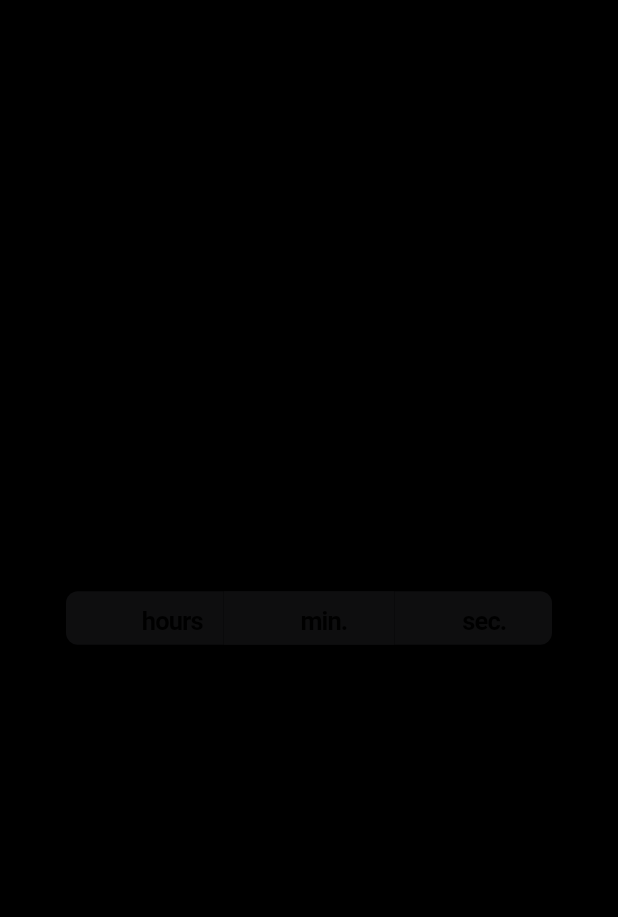
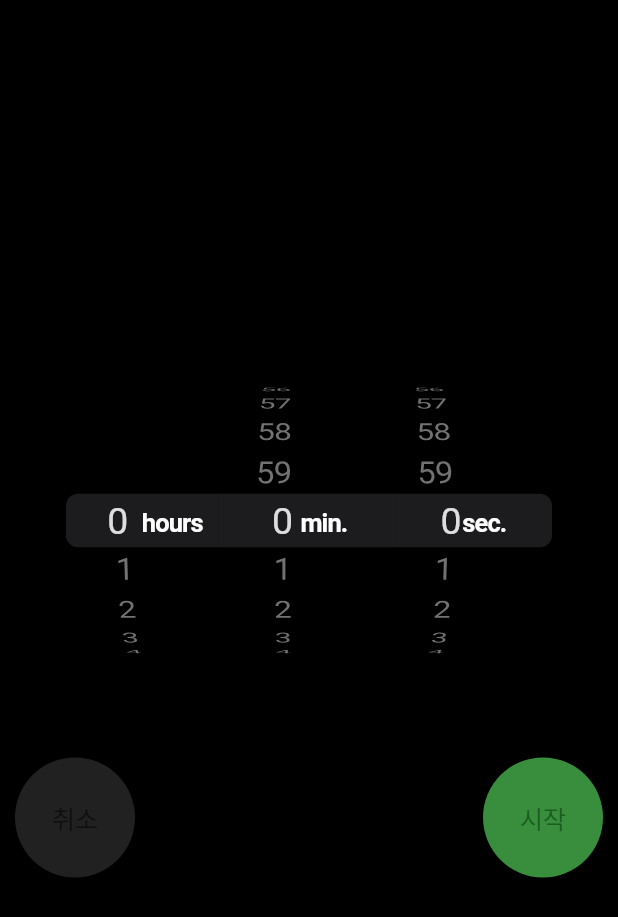
Before and after one commit to kimiszero/iPhone_app_clonecoding, a Flutter app: the screen it shows after launch, on a phone screen of 412 x 824 dp. Shown: the top 917 px of the screen. Run offline on Flutter 3.47's test engine with Material 2 defaults, Android fonts, the phone set to English and light mode, and no system bars.

Commit message:
add: button

```diff
--- a/timer_app/lib/veiw/timer_view.dart
+++ b/timer_app/lib/veiw/timer_view.dart
@@ -17,19 +17,49 @@ class _TimerViewState extends State<TimerView> {
   Widget build(BuildContext context) {
     return Scaffold(
       backgroundColor: Colors.black,
-      body: Column(
+      body: Padding(
+        padding: const EdgeInsets.all(10.0),
+        child: Column(
           mainAxisAlignment: MainAxisAlignment.center,
           crossAxisAlignment: CrossAxisAlignment.center,
           children: [
-          Center(
+            renderTimer(),
+            const SizedBox(height: 50),
+            Row(
+              mainAxisAlignment: MainAxisAlignment.spaceBetween,
+              children: [
+                CircleAvatar(
+                  radius: 40,
+                  backgroundColor: Colors.grey.shade900,
+                  child: CupertinoButton(
+                      child: Text('취소', style: TextStyle(color: Colors.black54),), onPressed: (){}),
+                ),
+                CircleAvatar(
+                  radius: 40,
+                  backgroundColor: Colors.green.shade700..opacity,
+                  child: CupertinoButton(
+                      child: Text('시작', style: TextStyle(color: Colors.green.shade900),), onPressed: (){}),
+                ),
+
+              ],
+            )
+          ],
+        ),
+      ),
+    );
+  }
+
+  Widget renderTimer(){
+    return Center(
+      child: CupertinoTheme(
+        data: CupertinoThemeData(
+            brightness: Brightness.dark
+        ),
         child: CupertinoTimerPicker(
-              backgroundColor: Colors.black,
           mode: CupertinoTimerPickerMode.hms,
           onTimerDurationChanged: (Duration newDuration) {},
         ),
       ),
-        ],
-      ),
     );
   }
 }
```
Also changed, not shown: 6 other files. Lines whose indentation alone changed are shown as unchanged.
